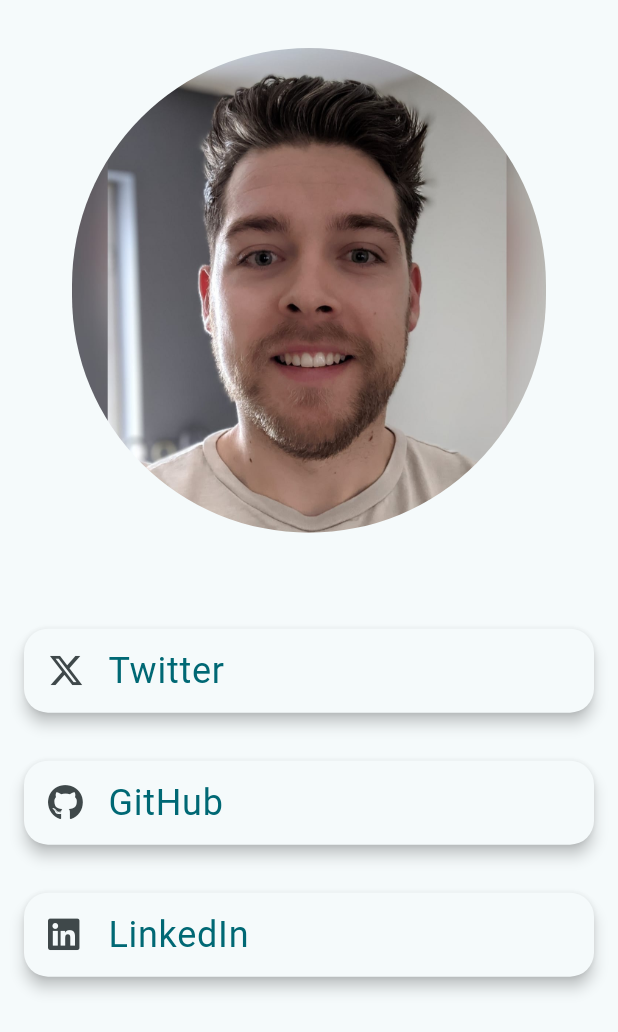
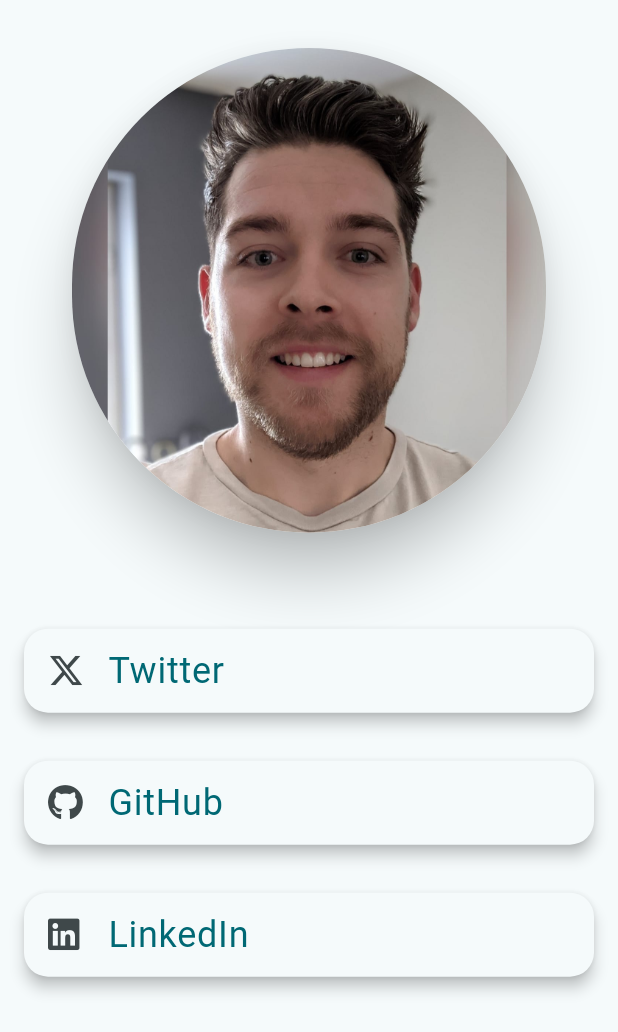
Before and after one commit to CillianMyles/cillianmyles.com, a Flutter app: the screen it shows after launch, on a phone screen of 412 x 824 dp. Shown: the top 1032 px of the screen. Run offline on Flutter 3.47's test engine with Material 3 defaults, Android fonts, the phone set to English and light mode, and no system bars; our stand-ins replace font_awesome_flutter.

Commit message:
feat: add elevation/shadow to picture

```diff
--- a/lib/main.dart
+++ b/lib/main.dart
@@ -56,13 +56,15 @@ class _Page extends StatelessWidget {
                 mainAxisAlignment: MainAxisAlignment.start,
                 crossAxisAlignment: CrossAxisAlignment.center,
                 children: [
-                  Container(
-                    decoration: BoxDecoration(
+                  Padding(
+                    padding: const EdgeInsets.all(32),
+                    child: Material(
+                      type: MaterialType.card,
                       borderRadius: BorderRadius.circular(9999),
+                      clipBehavior: Clip.antiAlias,
+                      elevation: 16,
+                      child: Image.asset('assets/images/cillian.jpg'),
                     ),
-                    clipBehavior: Clip.antiAlias,
-                    margin: const EdgeInsets.all(32),
-                    child: Image.asset('assets/images/cillian.jpg'),
                   ),
                   const SizedBox(height: 32),
                   _Button(
```
